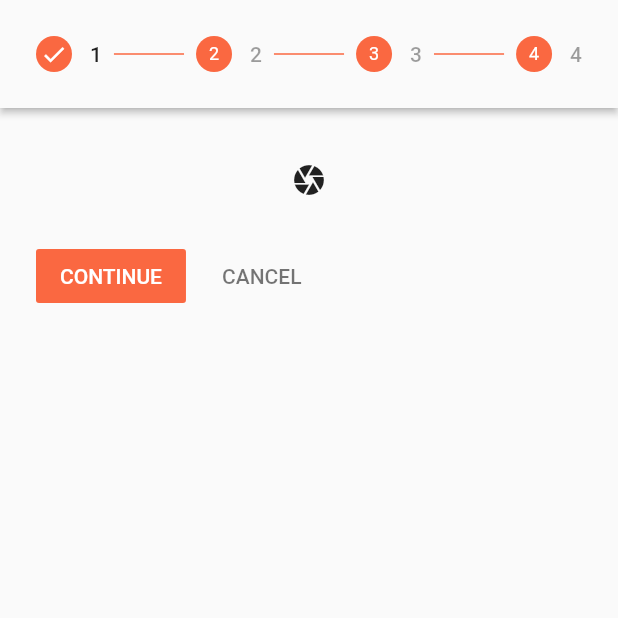
After one commit to firstnoname/iCharm, a Flutter app: the MyICharmVIew screen opened directly, after a tap on "ใน 100 วัน", after a tap on "ถ่ายรูปฟันของคุณ", on a phone screen of 412 x 824 dp, the top half of it. The commit adds this screen. Run offline on Flutter 3.47's test engine with Material 2 defaults, Android fonts, the phone set to English and light mode, and no system bars; our stand-ins replace bloc, camera, cloud_firestore, equatable, firebase_auth, firebase_core and 4 more; missing offline and left inert: geoflutterfire; accounts and stored records are empty; project files that could hold a hidden picture were left out.

Commit message:
Add camera library to project.

```diff
--- a/lib/blocs/app_manager/app_manager_bloc.dart
+++ b/lib/blocs/app_manager/app_manager_bloc.dart
@@ -1,6 +1,7 @@
 import 'dart:async';
 
 import 'package:bloc/bloc.dart';
+import 'package:camera/camera.dart';
 import 'package:equatable/equatable.dart';
 import 'package:i_charm/blocs/a_bloc_observer.dart';
 import 'package:i_charm/services/services.dart';
@@ -10,10 +11,12 @@ part 'app_manager_event.dart';
 part 'app_manager_state.dart';
 
 class AppManagerBloc extends Bloc<AppManagerEvent, AppManagerState> {
+  final CameraDescription firstCamera;
+
   late Authentication _appAuth;
   Authentication get appAuth => _appAuth;
 
-  AppManagerBloc() : super(AppManagerInitialInProgress()) {
+  AppManagerBloc(this.firstCamera) : super(AppManagerInitialInProgress()) {
     Bloc.observer = ABlocObserver();
     _appAuth = Authentication(this);
 
--- a/lib/icharm_app.dart
+++ b/lib/icharm_app.dart
@@ -1,3 +1,4 @@
+import 'package:camera/camera.dart';
 import 'package:flutter/material.dart';
 import 'package:flutter_bloc/flutter_bloc.dart';
 import 'package:i_charm/blocs/app_manager/app_manager_bloc.dart';
@@ -5,14 +6,16 @@ import 'package:i_charm/utilities/utilities.dart';
 import 'package:i_charm/views/views.dart';
 
 class ICharmApp extends StatelessWidget {
-  const ICharmApp({Key? key}) : super(key: key);
+  final CameraDescription firstCamera;
+  const ICharmApp({Key? key, required this.firstCamera}) : super(key: key);
 
   @override
   Widget build(BuildContext context) {
     return MultiBlocProvider(
       providers: [
         BlocProvider(
-          create: (ctx) => AppManagerBloc()..add(AppManagerEventInitialApp()),
+          create: (ctx) =>
+              AppManagerBloc(firstCamera)..add(AppManagerEventInitialApp()),
         )
       ],
       child: MaterialApp(
--- a/lib/views/my_icharm/my_icharm_view.dart
+++ b/lib/views/my_icharm/my_icharm_view.dart
@@ -1,6 +1,7 @@
 import 'package:flutter/material.dart';
 import 'package:flutter_svg/svg.dart';
 import 'package:i_charm/utilities/utilities.dart';
+import 'package:i_charm/views/views.dart';
 import 'package:i_charm/widgets/widgets.dart';
 
 class MyICharmVIew extends StatelessWidget {
@@ -34,10 +35,10 @@ class MyICharmVIew extends StatelessWidget {
                         const Text('Change to Aligner #4'),
                       ],
                     ),
-                    Container(
+                    const SizedBox(
                       height: 150,
                       width: 150,
-                      child: const CustomProgressIndicator(),
+                      child: CustomProgressIndicator(),
                     ),
                     const SizedBox(height: 16),
                     Row(
@@ -45,9 +46,38 @@ class MyICharmVIew extends StatelessWidget {
                       children: [
                         SvgPicture.asset(
                             'assets/images/my_icharm/play_pause_icon.svg'),
-                        SvgPicture.asset(
-                            'assets/images/my_icharm/timer_icon.svg')
+                        IconButton(
+                          icon: SvgPicture.asset(
+                              'assets/images/my_icharm/reminder_icon.svg'),
+                          onPressed: () => showDialog(
+                            context: context,
+                            builder: (context) {
+                              return const CreateReminderDialog();
+                            },
+                          ),
+                        )
                       ],
+                    ),
+                    Padding(
+                      padding: const EdgeInsets.all(8.0),
+                      child: GestureDetector(
+                          child: Row(
+                            mainAxisAlignment: MainAxisAlignment.center,
+                            children: [
+                              SvgPicture.asset(
+                                  'assets/images/my_icharm/calendar_icon.svg'),
+                              const SizedBox(width: 8),
+                              const Text(
+                                'ใน 100 วัน',
+                                style: TextStyle(color: primaryColor),
+                              ),
+                            ],
+                          ),
+                          onTap: () => Navigator.push(
+                              context,
+                              MaterialPageRoute(
+                                builder: (context) => const ScheduleView(),
+                              ))),
                     ),
                     const SizedBox(height: 16),
                   ],
@@ -130,7 +160,11 @@ class MyICharmVIew extends StatelessWidget {
                 ),
                 icon: const Icon(Icons.camera_alt_outlined),
                 label: const Text('ถ่ายรูปฟันของคุณ'),
-                onPressed: () {},
+                onPressed: () => Navigator.push(
+                    context,
+                    MaterialPageRoute(
+                      builder: (context) => const TakePhotoStepper(),
+                    )),
               ),
             ],
           ),
--- a/lib/views/register/bloc/register_bloc.dart
+++ b/lib/views/register/bloc/register_bloc.dart
@@ -27,7 +27,7 @@ class RegisterBloc extends BaseBloc<RegisterEvent, RegisterState> {
   void _verifyPhoneNumber(String phoneNumber) async {
     await appManagerBloc.appAuth
         .verifyPhoneNumber(
-            phoneNumber: phoneNumber,
+            phoneNumber: '+66$phoneNumber',
             verificationCompleted: (phoneAuthCredential) async {
               await appManagerBloc.appAuth
                   .signInWithCredential(phoneAuthCredential);
--- /dev/null
+++ b/lib/views/schedule.dart/schedule_view.dart
@@ -0,0 +1,44 @@
+import 'package:flutter/material.dart';
+import 'package:table_calendar/table_calendar.dart';
+
+class ScheduleView extends StatelessWidget {
+  const ScheduleView({Key? key}) : super(key: key);
+
+  @override
+  Widget build(BuildContext context) {
+    return Scaffold(
+      appBar: AppBar(),
+      body: SingleChildScrollView(
+        child: Column(
+          children: [
+            TableCalendar(
+              firstDay: DateTime.now(),
+              focusedDay: DateTime.now(),
+              lastDay: DateTime.now(),
+            ),
+            Container(
+              color: Colors.grey[200],
+              child: Padding(
+                padding: const EdgeInsets.all(8.0),
+                child: Row(
+                  mainAxisAlignment: MainAxisAlignment.spaceBetween,
+                  children: const [
+                    Text('Total: 22 hrs 45 mins'),
+                    Text('Aligner #4'),
+                  ],
+                ),
+              ),
+            ),
+            ListView.builder(
+              shrinkWrap: true,
+              itemCount: 3,
+              itemBuilder: (context, index) => const ListTile(
+                title: Text('8.15 PM - 10.00 AM (14 hrs 15 mins)'),
+              ),
+            ),
+          ],
+        ),
+      ),
+    );
+  }
+}
--- /dev/null
+++ b/lib/views/take_photo_stepper/take_photo_stepper.dart
@@ -0,0 +1,121 @@
+import 'package:flutter/material.dart';
+import 'package:i_charm/widgets/widgets.dart';
+
+class TakePhotoStepper extends StatefulWidget {
+  const TakePhotoStepper({Key? key}) : super(key: key);
+
+  @override
+  State<TakePhotoStepper> createState() => _TakePhotoStepperState();
+}
+
+class _TakePhotoStepperState extends State<TakePhotoStepper> {
+  int _currentStep = 0;
+  @override
+  Widget build(BuildContext context) {
+    return Scaffold(
+      body: Row(
+        children: [
+          Expanded(
+            child: Stepper(
+              type: StepperType.horizontal,
+              physics: const ScrollPhysics(),
+              currentStep: _currentStep,
+              onStepTapped: (step) => tapped(step),
+              onStepContinue: continued,
+              onStepCancel: cancel,
+              steps: <Step>[
+                Step(
+                  title: const Text('1'),
+                  content: Column(
+                    children: <Widget>[
+                      IconButton(
+                        icon: const Icon(Icons.camera),
+                        onPressed: () => Navigator.push(
+                          context,
+                          MaterialPageRoute(
+                            builder: (context) => TakePictureScreen(),
+                          ),
+                        ),
+                      ),
+                    ],
+                  ),
+                  isActive: _currentStep >= 0,
+                  state: _currentStep >= 0
+                      ? StepState.complete
+                      : StepState.disabled,
+                ),
+                Step(
+                  title: const Text('2'),
+                  content: Column(
+                    children: <Widget>[
+                      TextFormField(
+                        decoration:
+                            const InputDecoration(labelText: 'Home Address'),
+                      ),
+                      TextFormField(
+                        decoration:
+                            const InputDecoration(labelText: 'Postcode'),
+                      ),
+                    ],
+                  ),
+                  isActive: _currentStep >= 0,
+                  state: _currentStep >= 1
+                      ? StepState.complete
+                      : StepState.disabled,
+                ),
+                Step(
+                  title: const Text('3'),
+                  content: Column(
+                    children: <Widget>[
+                      TextFormField(
+                        decoration:
+                            const InputDecoration(labelText: 'Mobile Number'),
+                      ),
+                    ],
+                  ),
+                  isActive: _currentStep >= 0,
+                  state: _currentStep >= 2
+                      ? StepState.complete
+                      : StepState.disabled,
+                ),
+                Step(
+                  title: const Text('4'),
+                  content: Column(
+                    children: <Widget>[
+                      TextFormField(
+                        decoration:
+                            const InputDecoration(labelText: 'Mobile Number'),
+                      ),
+                    ],
+                  ),
+                  isActive: _currentStep >= 0,
+                  state: _currentStep >= 3
+                      ? StepState.complete
+                      : StepState.disabled,
+                ),
+              ],
+            ),
+          ),
+        ],
+      ),
+    );
+  }
+
+  switchStepsType() {
+    // setState(() => stepperType == StepperType.vertical
+    //     ? stepperType = StepperType.horizontal
+    //     : stepperType = StepperType.vertical);
+  }
+
+  tapped(int step) {
+    setState(() => _currentStep = step);
+  }
+
+  continued() {
+    _currentStep < 2 ? setState(() => _currentStep += 1) : null;
+  }
+
+  cancel() {
+    _currentStep > 0 ? setState(() => _currentStep -= 1) : null;
+  }
+}
--- a/lib/views/views.dart
+++ b/lib/views/views.dart
@@ -8,3 +8,5 @@ export 'shop_view/shop_view.dart';
 export 'profile_view/profile_view.dart';
 
 export 'my_icharm/my_icharm_view.dart';
+export 'schedule.dart/schedule_view.dart';
+export 'take_photo_stepper/take_photo_stepper.dart';
--- a/lib/widgets/widgets.dart
+++ b/lib/widgets/widgets.dart
@@ -1,2 +1,4 @@
 export 'custom_shape_border.dart';
 export 'custom_progress_indicator.dart';
+export 'create_reminder_dialog.dart';
+export 'take_picture_screen.dart';
```
Also changed, not shown: lib/main.dart (+9 -1 lines), lib/widgets/create_reminder_dialog.dart (added, +68 -0 lines), lib/widgets/take_picture_screen.dart (added, +107 -0 lines), pubspec.yaml (+7 -0 lines), assets/images/my_icharm/calendar_icon.svg (added), assets/images/my_icharm/reminder_icon.svg (renamed from assets/images/my_icharm/timer_icon.svg), pubspec.lock, 2 other files.
